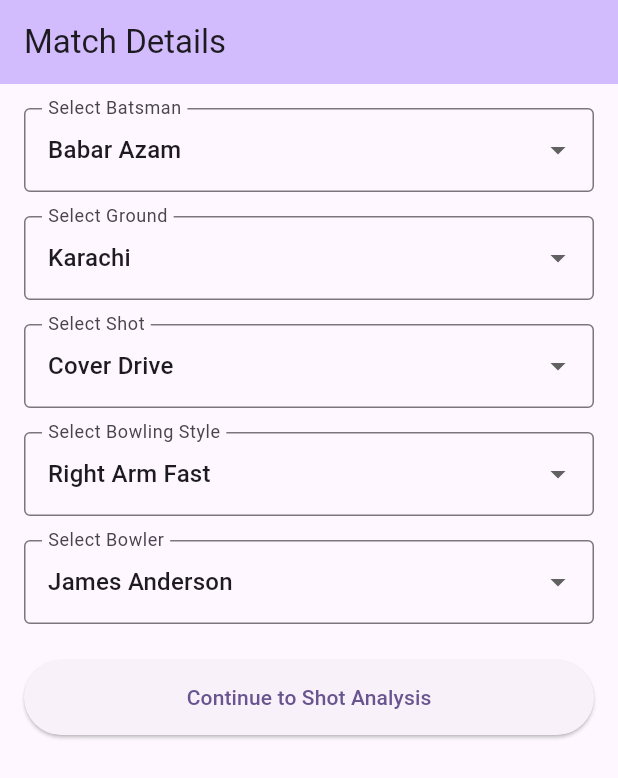
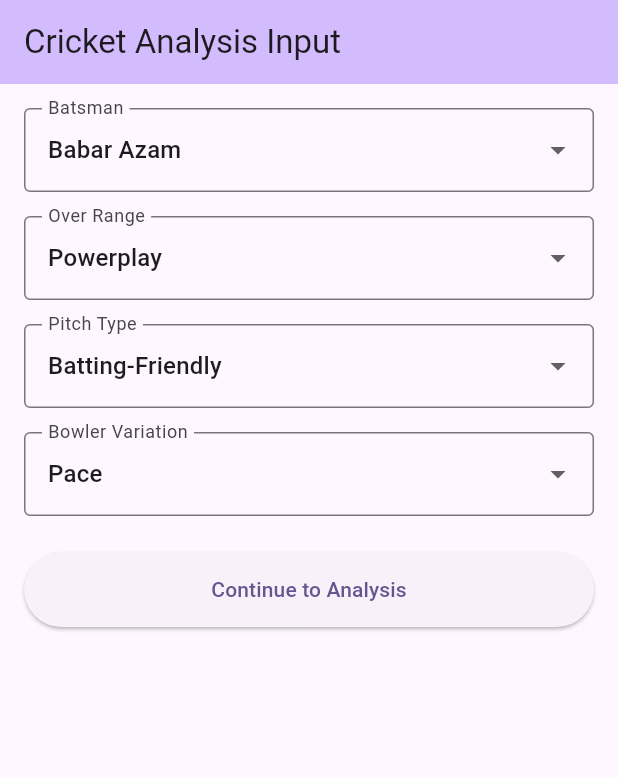
Before and after one commit to thecodemonster1/cric_field_project_1, a Flutter app: the screen it shows after launch, on a phone screen of 412 x 824 dp. Shown: the top 778 px of the screen. Run offline on Flutter 3.47's test engine with Material 3 defaults, Android fonts, the phone set to English and light mode, and no system bars.

Commit message:
Refactor InputPage to streamline dropdown selections and enhance user experience with new options for over range, pitch type, and bowler variation

```diff
--- a/lib/Pages/InputPage.dart
+++ b/lib/Pages/InputPage.dart
@@ -10,154 +10,41 @@ class InputPage extends StatefulWidget {
 
 class _InputPageState extends State<InputPage> {
   String? selectedBatsman = 'Babar Azam';
-  String? selectedGround;
-  String? selectedShot = 'Cover Drive';
-  String? selectedBowlingStyle = 'Right Arm Fast';
-  String? selectedBowler = 'James Anderson';
+  String? selectedOverRange = 'Powerplay';
+  String? selectedPitchType = 'Batting-Friendly';
+  String? selectedBowlerVariation = 'Pace';
 
-  final Map<String, List<String>> batsmanGrounds = {
-    'Babar Azam': [
-      'Karachi',
-      'Lahore',
-      'Rawalpindi',
-      'Dubai',
-      'Abu Dhabi',
-      'Melbourne',
-      'Sydney',
-      'Lords',
-    ],
-    'Jos Buttler': [
-      'Lords',
-      'The Oval',
-      'Old Trafford',
-      'Edgbaston',
-      'MCG',
-      'SCG',
-      'Adelaide',
-    ],
-  };
+  final List<String> batsmen = ['Babar Azam', 'Jos Buttler'];
 
-  final List<String> shots = [
-    'Cover Drive',
-    'Straight Drive',
-    'Square Cut',
-    'Pull Shot',
-    'Hook Shot',
-    'Leg Glance',
-    'Sweep',
-    'Reverse Sweep',
-    'Scoop',
-    'On Drive',
-    'Flick',
+  final List<String> overRanges = ['Powerplay', 'Middle', 'Death'];
+
+  final List<String> pitchTypes = [
+    'Batting-Friendly',
+    'Bowler-Friendly',
+    'Neutral'
   ];
 
-  final List<String> bowlingStyles = [
-    'Right Arm Fast',
-    'Right Arm Medium',
-    'Left Arm Fast',
-    'Left Arm Medium',
-    'Off Spin',
-    'Leg Spin',
-    'Left Arm Spin',
-  ];
-
-  final Map<String, List<String>> styleBowlers = {
-    'Right Arm Fast': ['James Anderson', 'Pat Cummins', 'Mohammed Shami'],
-    'Right Arm Medium': ['Harshal Patel', 'Bhuvneshwar Kumar'],
-    'Left Arm Fast': ['Mitchell Starc', 'Trent Boult', 'Shaheen Afridi'],
-    'Left Arm Medium': ['Sam Curran', 'Jason Behrendorff'],
-    'Off Spin': ['R Ashwin', 'Nathan Lyon', 'Moeen Ali'],
-    'Leg Spin': ['Rashid Khan', 'Adam Zampa', 'Yuzvendra Chahal'],
-    'Left Arm Spin': ['Mitchell Santner', 'Axar Patel'],
-  };
-
-  @override
-  void initState() {
-    super.initState();
-    selectedGround = batsmanGrounds[selectedBatsman]?.first;
-    selectedBowler = styleBowlers[selectedBowlingStyle]?.first;
-  }
+  final List<String> bowlerVariations = ['Pace', 'Spin'];
 
   @override
   Widget build(BuildContext context) {
     return Scaffold(
       appBar: AppBar(
-        title: const Text('Match Details'),
+        title: const Text('Cricket Analysis Input'),
         backgroundColor: Theme.of(context).colorScheme.inversePrimary,
       ),
       body: SingleChildScrollView(
         padding: const EdgeInsets.all(16.0),
         child: Column(
           children: [
-            DropdownButtonFormField<String>(
-              value: selectedBatsman,
-              decoration: const InputDecoration(
-                labelText: 'Select Batsman',
-                border: OutlineInputBorder(),
-              ),
-              items: batsmanGrounds.keys.map((batsman) {
-                return DropdownMenuItem(value: batsman, child: Text(batsman));
-              }).toList(),
-              onChanged: (value) {
-                setState(() {
-                  selectedBatsman = value;
-                  selectedGround = batsmanGrounds[value]?.first;
-                });
-              },
-            ),
+            _buildDropdown('Batsman', selectedBatsman, batsmen),
             const SizedBox(height: 16),
-            DropdownButtonFormField<String>(
-              value: selectedGround,
-              decoration: const InputDecoration(
-                labelText: 'Select Ground',
-                border: OutlineInputBorder(),
-              ),
-              items: batsmanGrounds[selectedBatsman]?.map((ground) {
-                return DropdownMenuItem(value: ground, child: Text(ground));
-              }).toList(),
-              onChanged: (value) => setState(() => selectedGround = value),
-            ),
+            _buildDropdown('Over Range', selectedOverRange, overRanges),
             const SizedBox(height: 16),
-            DropdownButtonFormField<String>(
-              value: selectedShot,
-              decoration: const InputDecoration(
-                labelText: 'Select Shot',
-                border: OutlineInputBorder(),
-              ),
-              items: shots.map((shot) {
-                return DropdownMenuItem(value: shot, child: Text(shot));
-              }).toList(),
-              onChanged: (value) => setState(() => selectedShot = value),
-            ),
+            _buildDropdown('Pitch Type', selectedPitchType, pitchTypes),
             const SizedBox(height: 16),
-            DropdownButtonFormField<String>(
-              value: selectedBowlingStyle,
-              decoration: const InputDecoration(
-                labelText: 'Select Bowling Style',
-                border: OutlineInputBorder(),
-              ),
-              items: bowlingStyles.map((style) {
-                return DropdownMenuItem(value: style, child: Text(style));
-              }).toList(),
-              onChanged: (value) {
-                setState(() {
-                  selectedBowlingStyle = value;
-                  selectedBowler = styleBowlers[value]?.first;
-                });
-              },
-            ),
-            const SizedBox(height: 16),
-            DropdownButtonFormField<String>(
-              value: selectedBowler,
-              decoration: const InputDecoration(
-                labelText: 'Select Bowler',
-                border: OutlineInputBorder(),
-              ),
-              items: styleBowlers[selectedBowlingStyle]?.map((bowler) {
-                return DropdownMenuItem(value: bowler, child: Text(bowler));
-              }).toList(),
-              onChanged: (value) => setState(() => selectedBowler = value),
-            ),
+            _buildDropdown(
+                'Bowler Variation', selectedBowlerVariation, bowlerVariations),
             const SizedBox(height: 24),
             ElevatedButton(
               style: ElevatedButton.styleFrom(
@@ -169,18 +56,46 @@ class _InputPageState extends State<InputPage> {
                   '/wagonWheel',
                   arguments: {
                     'batsman': selectedBatsman,
-                    'ground': selectedGround,
-                    'shot': selectedShot,
-                    'bowlingStyle': selectedBowlingStyle,
-                    'bowler': selectedBowler,
+                    'overRange': selectedOverRange,
+                    'pitchType': selectedPitchType,
+                    'bowlerVariation': selectedBowlerVariation,
                   },
                 );
               },
-              child: const Text('Continue to Shot Analysis'),
+              child: const Text('Continue to Analysis'),
             ),
           ],
         ),
       ),
     );
   }
+
+  Widget _buildDropdown(String label, String? value, List<String> items) {
+    return DropdownButtonFormField<String>(
+      value: value,
+      decoration: InputDecoration(
+        labelText: label,
+        border: const OutlineInputBorder(),
+      ),
+      items: items.map((item) {
+        return DropdownMenuItem(value: item, child: Text(item));
+      }).toList(),
+      onChanged: (newValue) => setState(() {
+        switch (label) {
+          case 'Batsman':
+            selectedBatsman = newValue;
+            break;
+          case 'Over Range':
+            selectedOverRange = newValue;
+            break;
+          case 'Pitch Type':
+            selectedPitchType = newValue;
+            break;
+          case 'Bowler Variation':
+            selectedBowlerVariation = newValue;
+            break;
+        }
+      }),
+    );
+  }
 }
```
